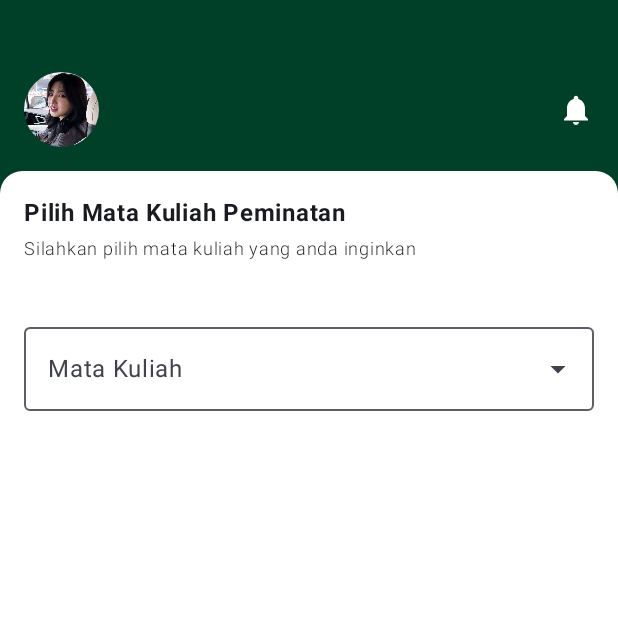
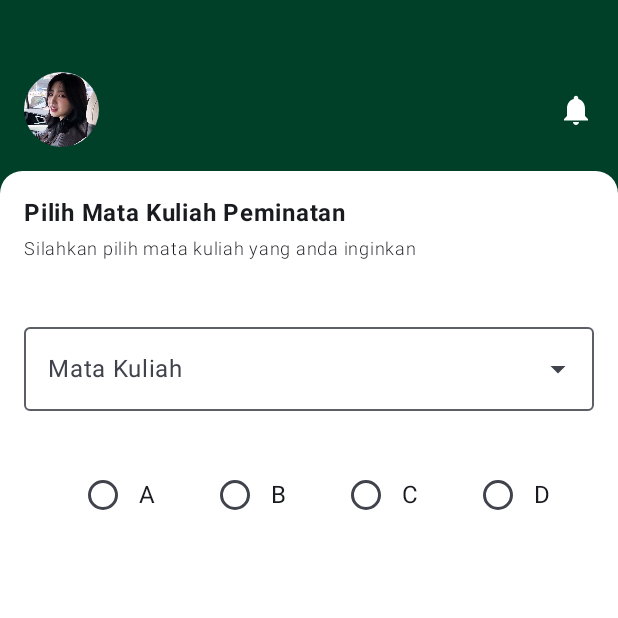
Before and after one commit to hi-lufz1/Quest6_181, an Android app built with Jetpack Compose: the composable RencanaStudyView shown on its own in the app's theme, on a phone screen of 412 x 824 dp, the top half of it. Run offline under Robolectric (Android 15) with nearby library versions, the phone set to English and light mode, and no system bars.

Commit message:
menambahkan radio button untuk pilihan kelas

```diff
--- a/app/src/main/java/com/example/navigasidata/ui/screen/RencanaStudyView.kt
+++ b/app/src/main/java/com/example/navigasidata/ui/screen/RencanaStudyView.kt
@@ -2,6 +2,7 @@ package com.example.navigasidata.ui.screen
 
 import androidx.compose.foundation.Image
 import androidx.compose.foundation.background
+import androidx.compose.foundation.layout.Arrangement
 import androidx.compose.foundation.layout.Box
 import androidx.compose.foundation.layout.Column
 import androidx.compose.foundation.layout.Row
@@ -15,6 +16,7 @@ import androidx.compose.foundation.shape.RoundedCornerShape
 import androidx.compose.material.icons.Icons
 import androidx.compose.material.icons.filled.Notifications
 import androidx.compose.material3.Icon
+import androidx.compose.material3.RadioButton
 import androidx.compose.material3.Text
 import androidx.compose.runtime.Composable
 import androidx.compose.runtime.getValue
@@ -35,6 +37,7 @@ import androidx.compose.ui.unit.sp
 import com.example.navigasidata.model.Mahasiswa
 import com.example.navigasidata.R
 import com.example.navigasidata.data.MataKuliah
+import com.example.navigasidata.data.RuangKelas
 import com.example.navigasidata.model.RencanaStudy
 import com.example.navigasidata.ui.widget.DynamicSelectedField
 
@@ -135,6 +138,21 @@ fun RencanaStudyView(
                         chosenDropdown = it
                     }
                 )
+                Spacer(modifier = Modifier.padding(16.dp))
+                Row(
+                    modifier = Modifier.fillMaxWidth(),
+                    horizontalArrangement = Arrangement.SpaceEvenly
+                ) {
+                    RuangKelas.listKelas.forEach { data ->
+                        Row (verticalAlignment = Alignment.CenterVertically){
+                            RadioButton(
+                                selected = pilihanKelas == data,
+                                onClick = {pilihanKelas = data}
+                            )
+                            Text(data)
+                        }
+                    }
+                }
 
             }
         }
```
